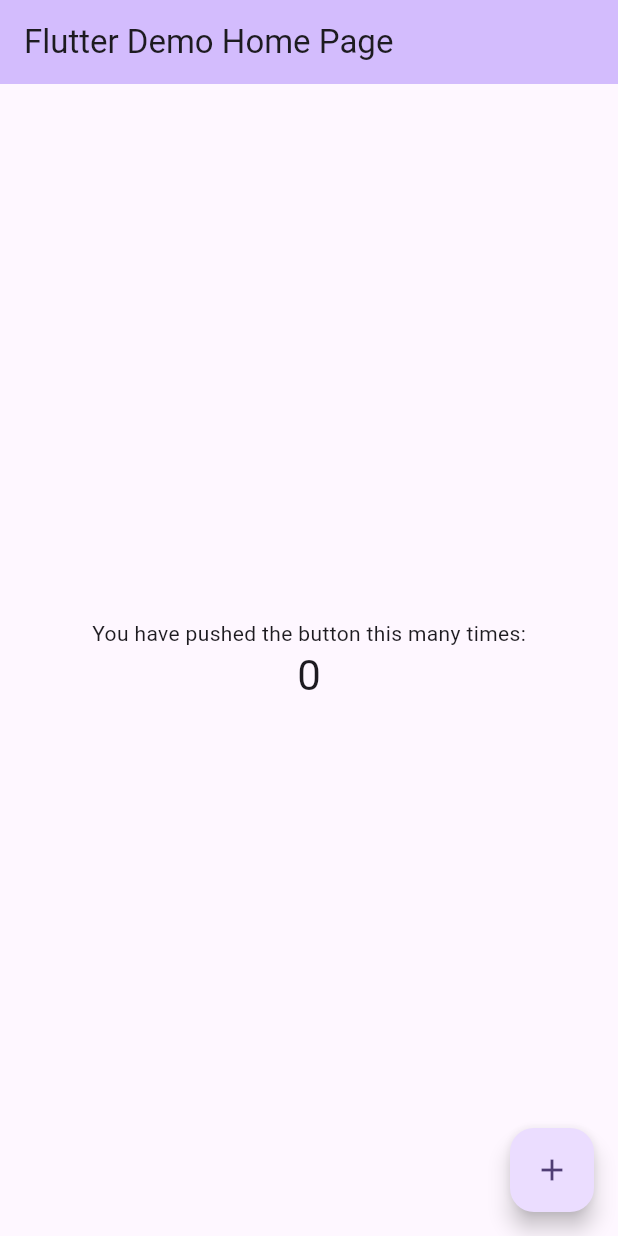
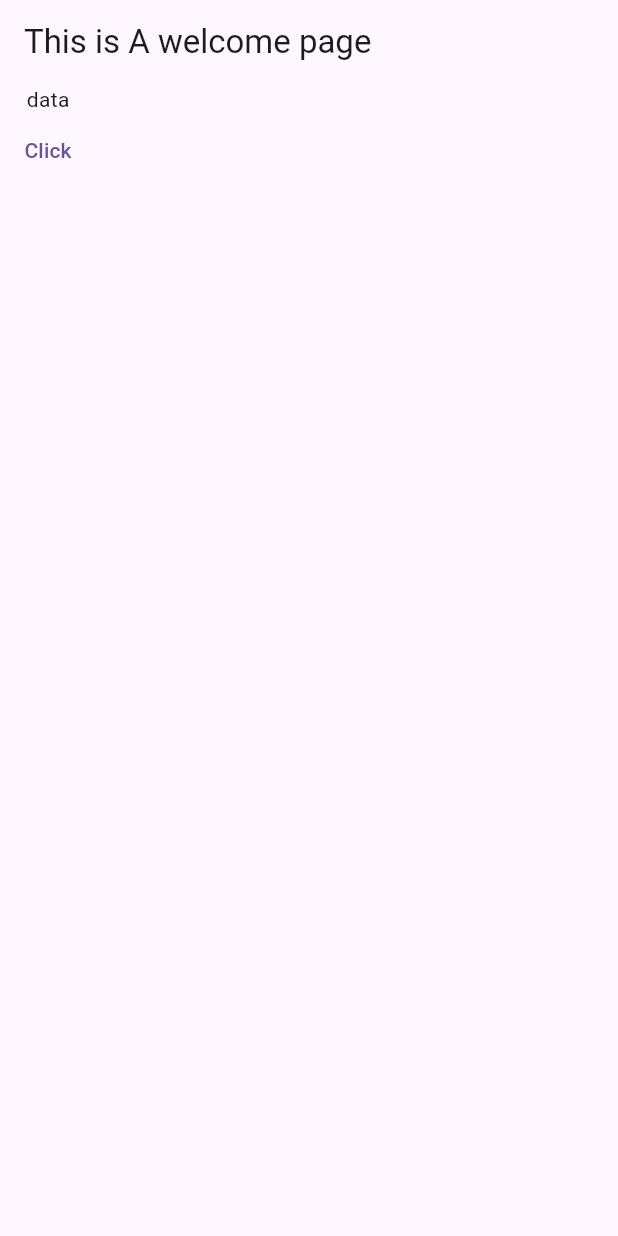
Before and after one commit to HHiD/CICD_Test_roj, a Flutter app: the screen it shows after launch, on a phone screen of 412 x 824 dp. Run offline on Flutter 3.47's test engine with Material 3 defaults, Android fonts, the phone set to English and light mode, and no system bars; our stand-ins replace get_it.

```diff
--- /dev/null
+++ b/lib/core/dependency.dart
@@ -0,0 +1,12 @@
+import 'package:flutter_learning/core/routes.dart';
+import 'package:get_it/get_it.dart';
+
+class Dependency {
+  final getIt = GetIt.instance;
+
+  Dependency() {
+    getIt.registerSingleton(Routes());
+  }
+}
+
+final dependency = Dependency().getIt;
--- /dev/null
+++ b/lib/core/routes.dart
@@ -0,0 +1,34 @@
+import 'package:flutter/material.dart';
+import 'package:flutter_learning/view/welcom.dart';
+
+class Routes {
+  static Map<String, WidgetBuilder> generateRoutemap(dynamic arguments) {
+    final Map<String, WidgetBuilder> routeMap = {
+      '/': ((context) => const WelcomPage()),
+    };
+    return routeMap;
+  }
+
+  MaterialPageRoute<dynamic>? Function(RouteSettings) onGenerateRoutes =
+      (settings) {
+    if (settings.name == null) {
+      return null;
+    }
+
+    bool fullscreenDialog = false;
+    Widget Function(BuildContext)? builder;
+    dynamic arguments = settings.arguments;
+
+    builder = generateRoutemap(arguments)[settings.name];
+    if (builder != null) {
+      return MaterialPageRoute(
+          settings: RouteSettings(name: settings.name, arguments: arguments),
+          fullscreenDialog: fullscreenDialog,
+          builder: (context) {
+            return builder!(context);
+          });
+    }
+
+    return null;
+  };
+}
--- a/lib/main.dart
+++ b/lib/main.dart
@@ -1,4 +1,6 @@
 import 'package:flutter/material.dart';
+import 'package:flutter_learning/core/dependency.dart';
+import 'package:flutter_learning/core/routes.dart';
 
 void main() {
   runApp(const MyApp());
@@ -12,114 +14,12 @@ class MyApp extends StatelessWidget {
   Widget build(BuildContext context) {
     return MaterialApp(
       title: 'Flutter Demo',
+      initialRoute: '/',
       theme: ThemeData(
-        // This is the theme of your application.
-        //
-        // TRY THIS: Try running your application with "flutter run". You'll see
-        // the application has a purple toolbar. Then, without quitting the app,
-        // try changing the seedColor in the colorScheme below to Colors.green
-        // and then invoke "hot reload" (save your changes or press the "hot
-        // reload" button in a Flutter-supported IDE, or press "r" if you used
-        // the command line to start the app).
-        //
-        // Notice that the counter didn't reset back to zero; the application
-        // state is not lost during the reload. To reset the state, use hot
-        // restart instead.
-        //
-        // This works for code too, not just values: Most code changes can be
-        // tested with just a hot reload.
         colorScheme: ColorScheme.fromSeed(seedColor: Colors.deepPurple),
         useMaterial3: true,
       ),
-      home: const MyHomePage(title: 'Flutter Demo Home Page'),
+      onGenerateRoute: dependency<Routes>().onGenerateRoutes,
     );
   }
 }
-
-class MyHomePage extends StatefulWidget {
-  const MyHomePage({super.key, required this.title});
-
-  // This widget is the home page of your application. It is stateful, meaning
-  // that it has a State object (defined below) that contains fields that affect
-  // how it looks.
-
-  // This class is the configuration for the state. It holds the values (in this
-  // case the title) provided by the parent (in this case the App widget) and
-  // used by the build method of the State. Fields in a Widget subclass are
-  // always marked "final".
-
-  final String title;
-
-  @override
-  State<MyHomePage> createState() => _MyHomePageState();
-}
-
-class _MyHomePageState extends State<MyHomePage> {
-  int _counter = 0;
-
-  void _incrementCounter() {
-    setState(() {
-      // This call to setState tells the Flutter framework that something has
-      // changed in this State, which causes it to rerun the build method below
-      // so that the display can reflect the updated values. If we changed
-      // _counter without calling setState(), then the build method would not be
-      // called again, and so nothing would appear to happen.
-      _counter++;
-    });
-  }
-
-  @override
-  Widget build(BuildContext context) {
-    // This method is rerun every time setState is called, for instance as done
-    // by the _incrementCounter method above.
-    //
-    // The Flutter framework has been optimized to make rerunning build methods
-    // fast, so that you can just rebuild anything that needs updating rather
-    // than having to individually change instances of widgets.
-    return Scaffold(
-      appBar: AppBar(
-        // TRY THIS: Try changing the color here to a specific color (to
-        // Colors.amber, perhaps?) and trigger a hot reload to see the AppBar
-        // change color while the other colors stay the same.
-        backgroundColor: Theme.of(context).colorScheme.inversePrimary,
-        // Here we take the value from the MyHomePage object that was created by
-        // the App.build method, and use it to set our appbar title.
-        title: Text(widget.title),
-      ),
-      body: Center(
-        // Center is a layout widget. It takes a single child and positions it
-        // in the middle of the parent.
-        child: Column(
-          // Column is also a layout widget. It takes a list of children and
-          // arranges them vertically. By default, it sizes itself to fit its
-          // children horizontally, and tries to be as tall as its parent.
-          //
-          // Column has various properties to control how it sizes itself and
-          // how it positions its children. Here we use mainAxisAlignment to
-          // center the children vertically; the main axis here is the vertical
-          // axis because Columns are vertical (the cross axis would be
-          // horizontal).
-          //
-          // TRY THIS: Invoke "debug painting" (choose the "Toggle Debug Paint"
-          // action in the IDE, or press "p" in the console), to see the
-          // wireframe for each widget.
-          mainAxisAlignment: MainAxisAlignment.center,
-          children: <Widget>[
-            const Text(
-              'You have pushed the button this many times:',
-            ),
-            Text(
-              '$_counter',
-              style: Theme.of(context).textTheme.headlineMedium,
-            ),
-          ],
-        ),
-      ),
-      floatingActionButton: FloatingActionButton(
-        onPressed: _incrementCounter,
-        tooltip: 'Increment',
-        child: const Icon(Icons.add),
-      ), // This trailing comma makes auto-formatting nicer for build methods.
-    );
-  }
-}
--- /dev/null
+++ b/lib/view/welcom.dart
@@ -0,0 +1,33 @@
+import 'package:flutter/material.dart';
+
+class WelcomPage extends StatefulWidget {
+  const WelcomPage({super.key});
+
+  static String routeName = "WelcomPage";
+
+  @override
+  WelcomPageState createState() {
+    return WelcomPageState();
+  }
+}
+
+class WelcomPageState extends State<WelcomPage> {
+  @override
+  Widget build(BuildContext context) {
+    return Scaffold(
+      appBar: AppBar(
+        title: const Text('This is A welcome page'),
+      ),
+      body: Column(
+        children: [
+          const Text('data'),
+          TextButton(
+              onPressed: () {
+                print('Clicked');
+              },
+              child: const Text('Click'))
+        ],
+      ),
+    );
+  }
+}
--- a/pubspec.yaml
+++ b/pubspec.yaml
@@ -31,7 +31,7 @@ dependencies:
   flutter:
     sdk: flutter
 
-
+  get_it: ^8.0.2
   # The following adds the Cupertino Icons font to your application.
   # Use with the CupertinoIcons class for iOS style icons.
   cupertino_icons: ^1.0.8
```
Also changed, not shown: pubspec.lock, 13 other files.
